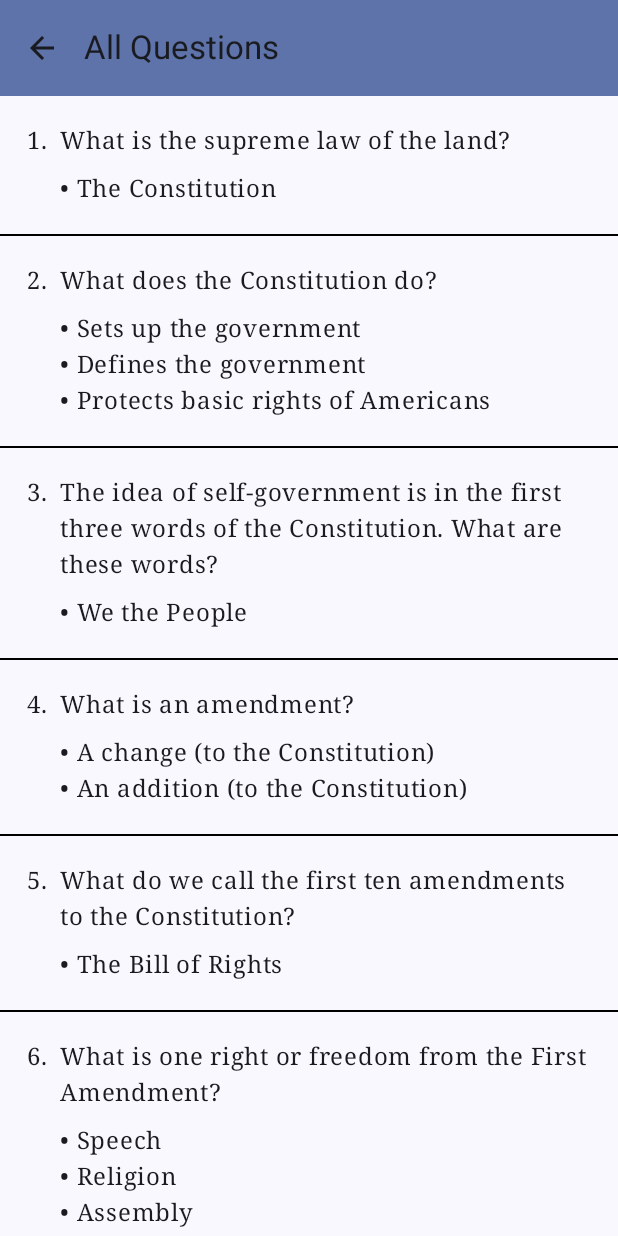
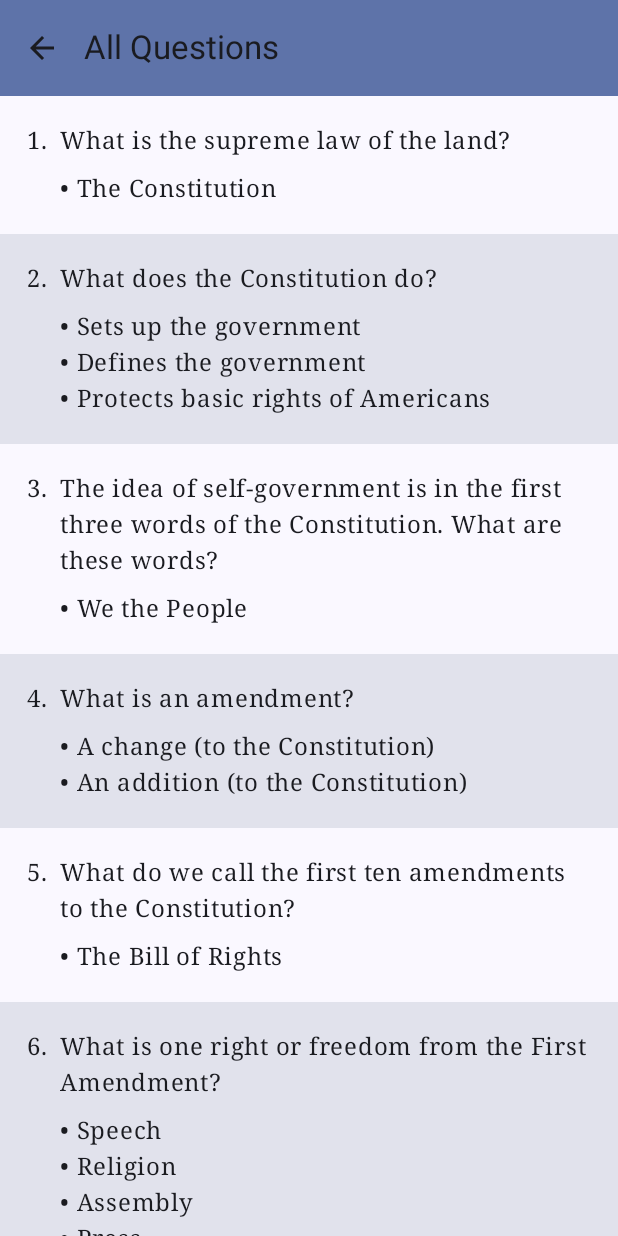
Before and after one commit to DP-App-Developers/US-Citizenship, an Android app built with Jetpack Compose: the AllQuestionsScreen screen opened through its navigation route, on a phone screen of 412 x 824 dp. Run offline under Robolectric (Android 15) with nearby library versions, the phone set to English and light mode, and no system bars.

Commit message:
list color

```diff
--- a/app/src/main/java/com/example/uscitizenship/ui/AllQuestionsScreen.kt
+++ b/app/src/main/java/com/example/uscitizenship/ui/AllQuestionsScreen.kt
@@ -1,16 +1,17 @@
 package com.example.uscitizenship.ui
 
+import androidx.compose.foundation.background
 import androidx.compose.foundation.layout.Column
 import androidx.compose.foundation.layout.Row
 import androidx.compose.foundation.layout.fillMaxSize
+import androidx.compose.foundation.layout.fillMaxWidth
 import androidx.compose.foundation.layout.padding
 import androidx.compose.foundation.rememberScrollState
 import androidx.compose.foundation.verticalScroll
-import androidx.compose.material3.Divider
+import androidx.compose.material3.MaterialTheme
 import androidx.compose.material3.Text
 import androidx.compose.runtime.Composable
 import androidx.compose.ui.Modifier
-import androidx.compose.ui.graphics.Color
 import androidx.compose.ui.tooling.preview.Preview
 import androidx.compose.ui.unit.dp
 import androidx.compose.ui.unit.sp
@@ -31,7 +32,18 @@ fun AllQuestionsScreen(
 
         var questionCount = 1
         questions.forEach {
-            Row(modifier = Modifier.padding(borderPadding)) {
+            val backgroundColor = if (questionCount % 2 == 0) {
+                MaterialTheme.colorScheme.surfaceVariant
+            } else {
+                MaterialTheme.colorScheme.background
+            }
+
+            Row(
+                modifier = Modifier
+                    .fillMaxWidth()
+                    .background(color = backgroundColor)
+                    .padding(borderPadding)
+            ) {
                 Text(
                     text = "$questionCount.",
                     modifier = Modifier.padding(end = 8.dp)
@@ -52,7 +64,6 @@ fun AllQuestionsScreen(
                     }
                 }
             }
-            Divider(thickness = 1.dp, color = Color.Black)
             questionCount++
         }
     }
```
